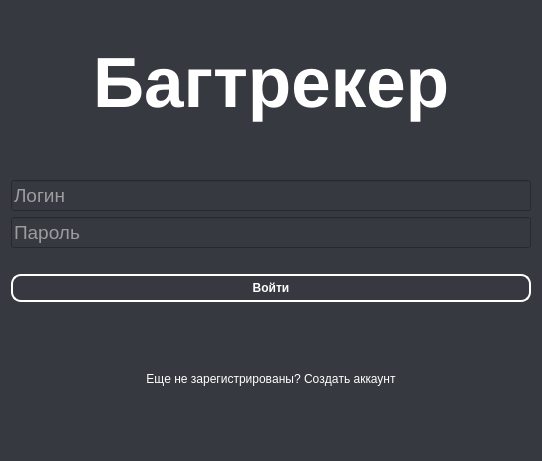
Before: the Qt Designer form interface.ui in ArtShibaev/Bugtracker, drawn with Qt 5.
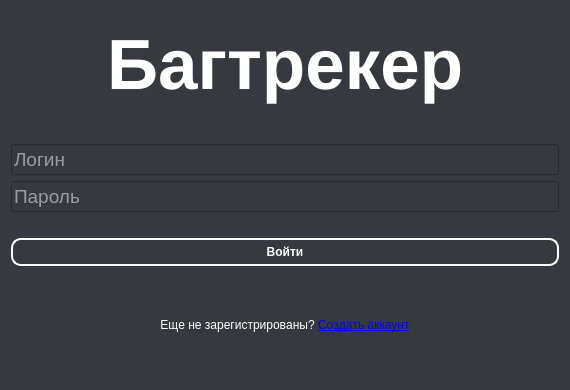
After: the same form once the commit is applied.

Commit message: Отредактирован интерфейс Добавлена ссылка "Создать аккаунт" При наведении на кнопку курсор становится поинтером

Diff of the .ui file:
```diff
--- a/interface.ui
+++ b/interface.ui
@@ -6,8 +6,8 @@
    <rect>
     <x>0</x>
     <y>0</y>
-    <width>542</width>
-    <height>461</height>
+    <width>570</width>
+    <height>390</height>
    </rect>
   </property>
   <property name="maximumSize">
@@ -50,8 +50,14 @@
     <layout class="QGridLayout" name="gridLayout_2">
      <item row="6" column="0">
       <widget class="QLabel" name="label_2">
+       <property name="styleSheet">
+        <string notr="true">a {
+text-decoration: none;
+color: rgb(66, 119, 255)
+}</string>
+       </property>
        <property name="text">
-        <string>Еще не зарегистрированы? Создать аккаунт</string>
+        <string>Еще не зарегистрированы? &lt;a href=&quot;register&quot;&gt;Создать аккаунт&lt;/a&gt;</string>
        </property>
        <property name="alignment">
         <set>Qt::AlignCenter</set>
@@ -71,26 +77,11 @@
        </property>
       </spacer>
      </item>
-     <item row="5" column="0">
-      <widget class="QPushButton" name="pushButton">
-       <property name="font">
-        <font>
-         <weight>75</weight>
-         <bold>true</bold>
-        </font>
-       </property>
-       <property name="styleSheet">
-        <string notr="true">border: 2px solid white;
-padding: 5px;
-border-radius: 10px;</string>
-       </property>
-       <property name="text">
-        <string>Войти</string>
-       </property>
-      </widget>
-     </item>
      <item row="2" column="0">
-      <widget class="QLineEdit" name="input_login_2">
+      <widget class="QLineEdit" name="input_login">
+       <property name="enabled">
+        <bool>true</bool>
+       </property>
        <property name="font">
         <font>
          <pointsize>14</pointsize>
@@ -107,6 +98,12 @@
 border-color: rgb(130, 118, 255);
 }</string>
        </property>
+       <property name="frame">
+        <bool>true</bool>
+       </property>
+       <property name="cursorPosition">
+        <number>0</number>
+       </property>
        <property name="placeholderText">
         <string>Логин</string>
        </property>
@@ -125,29 +122,6 @@
        </property>
       </spacer>
      </item>
-     <item row="3" column="0">
-      <widget class="QLineEdit" name="input_password_2">
-       <property name="font">
-        <font>
-         <pointsize>14</pointsize>
-        </font>
-       </property>
-       <property name="styleSheet">
-        <string notr="true">border: 2px solid gray;
-color: white;
-border-radius: 15px;
-padding: 5px 10px;
-outline: none;
-
-focus {
-border-color: rgb(130, 118, 255);
-}</string>
-       </property>
-       <property name="placeholderText">
-        <string>Пароль</string>
-       </property>
-      </widget>
-     </item>
      <item row="0" column="0">
       <widget class="QLabel" name="label_3">
        <property name="font">
@@ -174,6 +148,50 @@
        </property>
       </widget>
      </item>
+     <item row="3" column="0">
+      <widget class="QLineEdit" name="input_password">
+       <property name="font">
+        <font>
+         <pointsize>14</pointsize>
+        </font>
+       </property>
+       <property name="styleSheet">
+        <string notr="true">border: 2px solid gray;
+color: white;
+border-radius: 15px;
+padding: 5px 10px;
+outline: none;
+
+focus {
+border-color: rgb(130, 118, 255);
+}</string>
+       </property>
+       <property name="placeholderText">
+        <string>Пароль</string>
+       </property>
+      </widget>
+     </item>
+     <item row="5" column="0">
+      <widget class="QPushButton" name="submit_button">
+       <property name="font">
+        <font>
+         <weight>75</weight>
+         <bold>true</bold>
+        </font>
+       </property>
+       <property name="cursor">
+        <cursorShape>PointingHandCursor</cursorShape>
+       </property>
+       <property name="styleSheet">
+        <string notr="true">border: 2px solid white;
+padding: 5px;
+border-radius: 10px;</string>
+       </property>
+       <property name="text">
+        <string>Войти</string>
+       </property>
+      </widget>
+     </item>
     </layout>
    </item>
   </layout>
```
Left out of the diff: 4 changed lines with no effect on the pictures.
